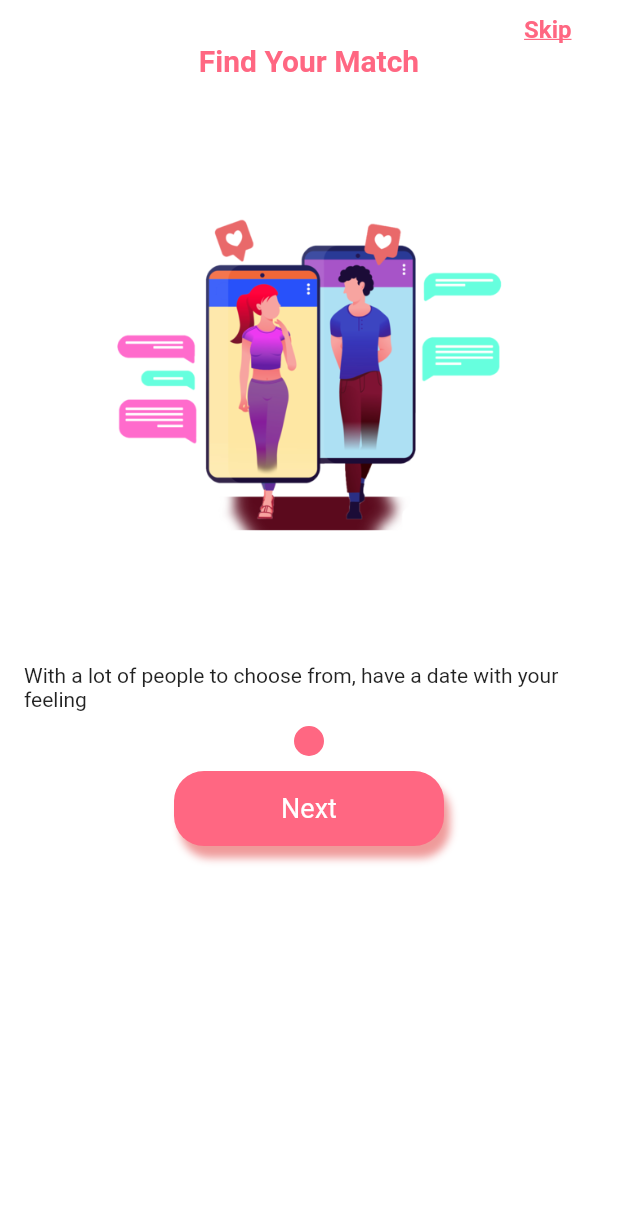
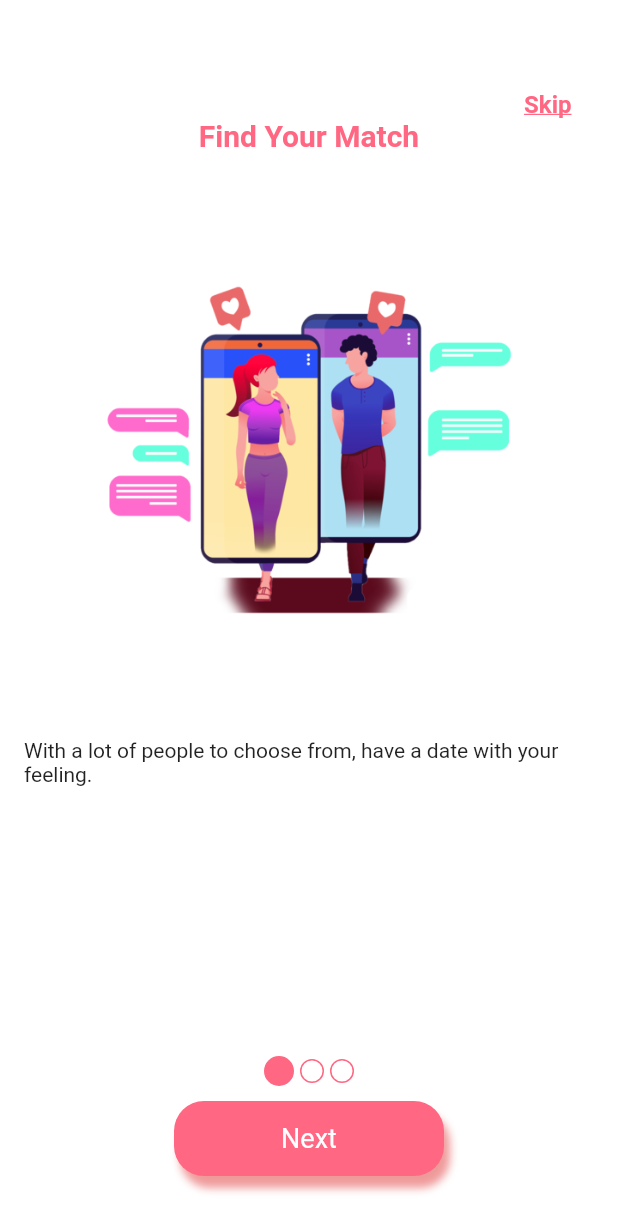
Before and after one commit to bibekkhatri1115/lami, a Flutter app: the screen it shows after launch, on a phone screen of 412 x 824 dp. Shown: the top 1232 px of the screen. Run offline on Flutter 3.47's test engine with Material 2 defaults, Android fonts, the light colour scheme and no system bars.

Commit message:
[Modify] welcome screen code modified for multiples

```diff
--- a/Lami/lib/data/slider_data.dart
+++ b/Lami/lib/data/slider_data.dart
@@ -14,7 +14,15 @@ List<SliderData> getSlides() {
         imagePath: assetImagePath + 'home1.png',
         title: 'Find Your Match',
         desc:
-            'With a lot of people to choose from, have a date with your feeling'),
+            'With a lot of people to choose from, have a date with your feeling.'),
+    SliderData(
+        imagePath: assetImagePath + 'home2.png',
+        title: 'Connect',
+        desc: 'Walk in single, walk out as two persons with one soul.'),
+    SliderData(
+        imagePath: assetImagePath + 'home3.png',
+        title: 'Explore',
+        desc: 'A click for your love. Get the best relation with us'),
   ];
 
   return slides;
--- a/Lami/lib/main.dart
+++ b/Lami/lib/main.dart
@@ -54,6 +54,54 @@ class _SlidingScreenState extends State<SlidingScreen> {
               desc: slides[index].desc,
             );
           }),
+      bottomSheet: Container(
+        alignment: Alignment.center,
+        height: 120.0,
+        color: Colors.white,
+        child: Column(
+          children: [
+            Container(
+              width: 60.0,
+              child: Row(
+                mainAxisAlignment: MainAxisAlignment.spaceBetween,
+                children: [
+                  for (int i = 0; i < slides.length; i++)
+                    currentIndex == i
+                        ? pageIndexIndicator(true)
+                        : pageIndexIndicator(false)
+                ],
+              ),
+            ),
+            SizedBox(
+              height: 10.0,
+            ),
+            Container(
+              width: 180.0,
+              height: 50.0,
+              decoration: BoxDecoration(
+                color: lamiPrimaryColor,
+                borderRadius: BorderRadius.circular(20.0),
+                boxShadow: [
+                  BoxShadow(
+                    color: Colors.red[200],
+                    blurRadius: 4,
+                    offset: Offset(4, 8), // Shadow position
+                  ),
+                ],
+              ),
+              child: Center(
+                child: Text(
+                  currentIndex == slides.length - 1 ? "Continue" : "Next",
+                  style: TextStyle(
+                    color: Colors.white,
+                    fontSize: 18.0,
+                  ),
+                ),
+              ),
+            ),
+          ],
+        ),
+      ),
     );
   }
 }
@@ -102,7 +150,7 @@ class SliderTiles extends StatelessWidget {
   @override
   Widget build(BuildContext context) {
     return Container(
-      padding: EdgeInsets.all(10.0),
+      padding: EdgeInsets.only(top: 60.0),
       child: Column(
         children: [
           Container(
@@ -143,37 +191,6 @@ class SliderTiles extends StatelessWidget {
               style: TextStyle(),
             ),
           ),
-          SizedBox(
-            height: 10.0,
-          ),
-          pageIndexIndicator(true),
-          SizedBox(
-            height: 10.0,
-          ),
-          Container(
-            width: 180.0,
-            height: 50.0,
-            decoration: BoxDecoration(
-              color: lamiPrimaryColor,
-              borderRadius: BorderRadius.circular(20.0),
-              boxShadow: [
-                BoxShadow(
-                  color: Colors.red[200],
-                  blurRadius: 4,
-                  offset: Offset(4, 8), // Shadow position
-                ),
-              ],
-            ),
-            child: Center(
-              child: Text(
-                "Next",
-                style: TextStyle(
-                  color: Colors.white,
-                  fontSize: 18.0,
-                ),
-              ),
-            ),
-          ),
         ],
       ),
     );
```
Also changed, not shown: Lami/assets/images/home2.png (added), Lami/assets/images/home3.png (added).
